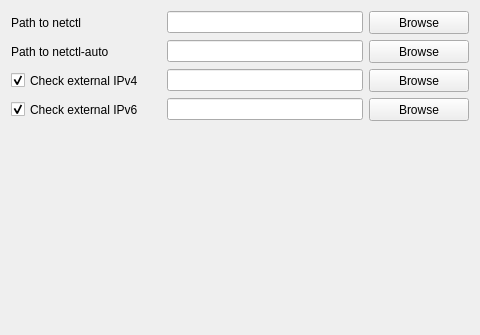
Old version of the form sources/plasmoid/dataengine.ui in the repository arcan1s/netctl-gui.
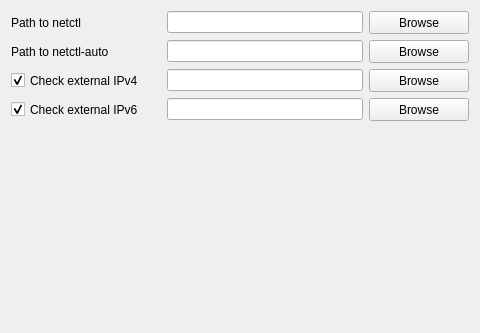
New version of the form.

```diff
--- a/sources/plasmoid/dataengine.ui
+++ b/sources/plasmoid/dataengine.ui
@@ -7,7 +7,7 @@
     <x>0</x>
     <y>0</y>
     <width>480</width>
-    <height>335</height>
+    <height>333</height>
    </rect>
   </property>
   <property name="minimumSize">
```
Left out of the diff: 14 changed lines with no effect on the pictures.
